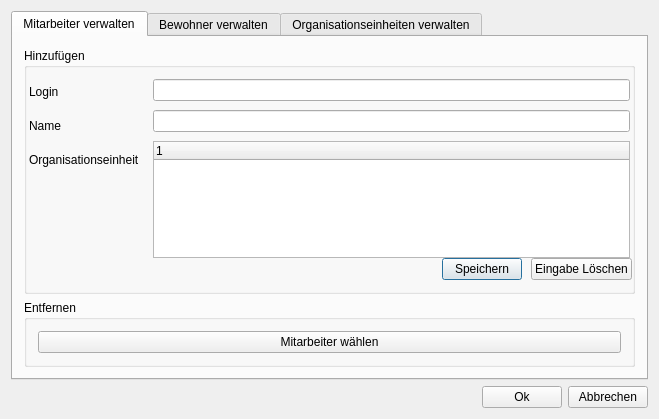
Above: AdminDialog/admindialog.ui from Robotregent/EBP before the change. Below: the same form after it.
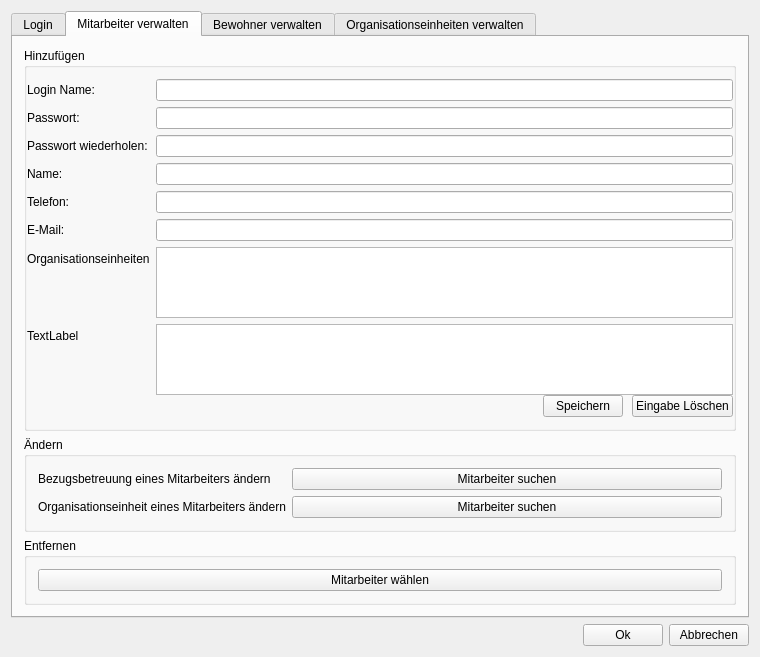
That is the form after the change. Icons and pictures are not drawn.

Commit message: Am Admintool rumgebastelt

```diff
--- a/AdminDialog/admindialog.ui
+++ b/AdminDialog/admindialog.ui
@@ -6,8 +6,8 @@
    <rect>
     <x>0</x>
     <y>0</y>
-    <width>659</width>
-    <height>419</height>
+    <width>760</width>
+    <height>633</height>
    </rect>
   </property>
   <property name="windowTitle">
@@ -27,11 +27,92 @@
        <property name="currentIndex">
         <number>0</number>
        </property>
+       <widget class="QWidget" name="tab_login">
+        <attribute name="title">
+         <string>Login</string>
+        </attribute>
+        <layout class="QHBoxLayout" name="horizontalLayout_3" stretch="2,1">
+         <item>
+          <layout class="QVBoxLayout" name="verticalLayout_9" stretch="1,2,1">
+           <item>
+            <spacer name="verticalSpacer_3">
+             <property name="orientation">
+              <enum>Qt::Vertical</enum>
+             </property>
+             <property name="sizeHint" stdset="0">
+              <size>
+               <width>20</width>
+               <height>40</height>
+              </size>
+             </property>
+            </spacer>
+           </item>
+           <item>
+            <layout class="QFormLayout" name="formLayout">
+             <item row="0" column="0">
+              <widget class="QLabel" name="loginNameLabel">
+               <property name="text">
+                <string>Login Name:</string>
+               </property>
+              </widget>
+             </item>
+             <item row="0" column="1">
+              <widget class="QLineEdit" name="loginNameLineEdit"/>
+             </item>
+             <item row="1" column="0">
+              <widget class="QLabel" name="passwortLabel">
+               <property name="text">
+                <string>Passwort:</string>
+               </property>
+              </widget>
+             </item>
+             <item row="1" column="1">
+              <widget class="QLineEdit" name="passwortLineEdit"/>
+             </item>
+             <item row="2" column="1">
+              <widget class="QPushButton" name="ButtonLogin">
+               <property name="text">
+                <string>Login</string>
+               </property>
+              </widget>
+             </item>
+            </layout>
+           </item>
+           <item>
+            <spacer name="verticalSpacer_2">
+             <property name="orientation">
+              <enum>Qt::Vertical</enum>
+             </property>
+             <property name="sizeHint" stdset="0">
+              <size>
+               <width>20</width>
+               <height>40</height>
+              </size>
+             </property>
+            </spacer>
+           </item>
+          </layout>
+         </item>
+         <item>
+          <spacer name="horizontalSpacer_6">
+           <property name="orientation">
+            <enum>Qt::Horizontal</enum>
+           </property>
+           <property name="sizeHint" stdset="0">
+            <size>
+             <width>40</width>
+             <height>20</height>
+            </size>
+           </property>
+          </spacer>
+         </item>
+        </layout>
+       </widget>
        <widget class="QWidget" name="tab_Mitarbeiter">
         <attribute name="title">
          <string>Mitarbeiter verwalten</string>
         </attribute>
-        <layout class="QVBoxLayout" name="verticalLayout_13" stretch="1,0">
+        <layout class="QVBoxLayout" name="verticalLayout_13" stretch="1,0,0">
          <item>
           <widget class="QGroupBox" name="MAHinzufuegen">
            <property name="title">
@@ -53,94 +134,88 @@
                <number>9</number>
               </property>
               <item>
-               <layout class="QVBoxLayout" name="verticalLayout_4">
-                <property name="spacing">
-                 <number>9</number>
+               <layout class="QFormLayout" name="formLayout_3">
+                <property name="fieldGrowthPolicy">
+                 <enum>QFormLayout::AllNonFixedFieldsGrow</enum>
                 </property>
-                <property name="leftMargin">
-                 <number>2</number>
-                </property>
-                <property name="rightMargin">
-                 <number>2</number>
-                </property>
-                <item>
-                 <widget class="QLabel" name="label_vorname">
-                  <property name="minimumSize">
-                   <size>
-                    <width>0</width>
-                    <height>25</height>
-                   </size>
+                <item row="0" column="0">
+                 <widget class="QLabel" name="loginNameLabel_2">
+                  <property name="text">
+                   <string>Login Name:</string>
                   </property>
+                 </widget>
+                </item>
+                <item row="0" column="1">
+                 <widget class="QLineEdit" name="loginNameLineEdit_2"/>
+                </item>
+                <item row="1" column="0">
+                 <widget class="QLabel" name="passwortLabel_2">
                   <property name="text">
-                   <string>Login</string>
+                   <string>Passwort:</string>
                   </property>
                  </widget>
                 </item>
-                <item>
-                 <widget class="QLabel" name="label_nachname">
-                  <property name="minimumSize">
-                   <size>
-                    <width>0</width>
-                    <height>25</height>
-                   </size>
+                <item row="1" column="1">
+                 <widget class="QLineEdit" name="passwortLineEdit_2"/>
+                </item>
+                <item row="2" column="0">
+                 <widget class="QLabel" name="passwortWiederholenLabel">
+                  <property name="text">
+                   <string>Passwort wiederholen:</string>
                   </property>
+                 </widget>
+                </item>
+                <item row="2" column="1">
+                 <widget class="QLineEdit" name="passwortWiederholenLineEdit"/>
+                </item>
+                <item row="3" column="0">
+                 <widget class="QLabel" name="nameLabel">
                   <property name="text">
-                   <string>Name</string>
+                   <string>Name:</string>
                   </property>
                  </widget>
                 </item>
-                <item>
+                <item row="3" column="1">
+                 <widget class="QLineEdit" name="nameLineEdit"/>
+                </item>
+                <item row="4" column="0">
+                 <widget class="QLabel" name="telefonLabel">
+                  <property name="text">
+                   <string>Telefon:</string>
+                  </property>
+                 </widget>
+                </item>
+                <item row="4" column="1">
+                 <widget class="QLineEdit" name="telefonLineEdit"/>
+                </item>
+                <item row="5" column="0">
+                 <widget class="QLabel" name="eMailLabel">
+                  <property name="text">
+                   <string>E-Mail:</string>
+                  </property>
+                 </widget>
+                </item>
+                <item row="5" column="1">
+                 <widget class="QLineEdit" name="eMailLineEdit"/>
+                </item>
+                <item row="6" column="1">
+                 <widget class="QTreeView" name="treeView"/>
+                </item>
+                <item row="6" column="0">
                  <widget class="QLabel" name="label">
-                  <property name="minimumSize">
-                   <size>
-                    <width>0</width>
-                    <height>25</height>
-                   </size>
-                  </property>
                   <property name="text">
-                   <string>Organisationseinheit</string>
+                   <string>Organisationseinheiten</string>
                   </property>
                  </widget>
                 </item>
-                <item>
-                 <spacer name="verticalSpacer">
-                  <property name="orientation">
-                   <enum>Qt::Vertical</enum>
-                  </property>
-                  <property name="sizeHint" stdset="0">
-                   <size>
-                    <width>20</width>
-                    <height>40</height>
-                   </size>
-                  </property>
-                 </spacer>
+                <item row="7" column="1">
+                 <widget class="QListView" name="listView"/>
                 </item>
-               </layout>
-              </item>
-              <item>
-               <layout class="QVBoxLayout" name="verticalLayout_5">
-                <property name="spacing">
-                 <number>9</number>
-                </property>
-                <property name="leftMargin">
-                 <number>2</number>
-                </property>
-                <property name="rightMargin">
-                 <number>2</number>
-                </property>
-                <item>
-                 <widget class="QLineEdit" name="lineEdit_MA_vorname"/>
-                </item>
-                <item>
-                 <widget class="QLineEdit" name="lineEdit_MA_nachname"/>
-                </item>
-                <item>
-                 <widget class="QTreeWidget" name="treeWidget">
-                  <column>
-                   <property name="text">
-                    <string notr="true">1</string>
-                   </property>
-                  </column>
+                <item row="7" column="0">
+                 <widget class="QLabel" name="label_2">
+                  <property name="text">
+                   <string>TextLabel</string>
+                  </property>
                  </widget>
                 </item>
                </layout>
@@ -184,6 +259,53 @@
            </layout>
           </widget>
          </item>
+         <item>
+          <widget class="QGroupBox" name="groupBox_3">
+           <property name="title">
+            <string>Ändern</string>
+           </property>
+           <layout class="QFormLayout" name="formLayout_4">
+            <item row="0" column="0">
+             <widget class="QLabel" name="label_3">
+              <property name="text">
+               <string>Bezugsbetreuung eines Mitarbeiters ändern</string>
+              </property>
+             </widget>
+            </item>
+            <item row="0" column="1">
+             <widget class="QPushButton" name="pushButton">
+              <property name="text">
+               <string>Mitarbeiter suchen</string>
+              </property>
+              <property name="icon">
+               <iconset>
+                <normalon>../drk_client/lupe.png</normalon>
+               </iconset>
+              </property>
+             </widget>
+            </item>
+            <item row="1" column="0">
+             <widget class="QLabel" name="label_4">
+              <property name="text">
+               <string>Organisationseinheit eines Mitarbeiters ändern</string>
+              </property>
+             </widget>
+            </item>
+            <item row="1" column="1">
+             <widget class="QPushButton" name="pushButton_2">
+              <property name="text">
+               <string>Mitarbeiter suchen</string>
+              </property>
+              <property name="icon">
+               <iconset>
+                <normalon>../drk_client/lupe.png</normalon>
+               </iconset>
+              </property>
+             </widget>
+            </item>
+           </layout>
+          </widget>
+         </item>
          <item>
           <widget class="QGroupBox" name="MAEnfernen">
            <property name="title">
```
Left out of the diff: 2 changed lines with no effect on the pictures. The commit also changes 2 other files.
